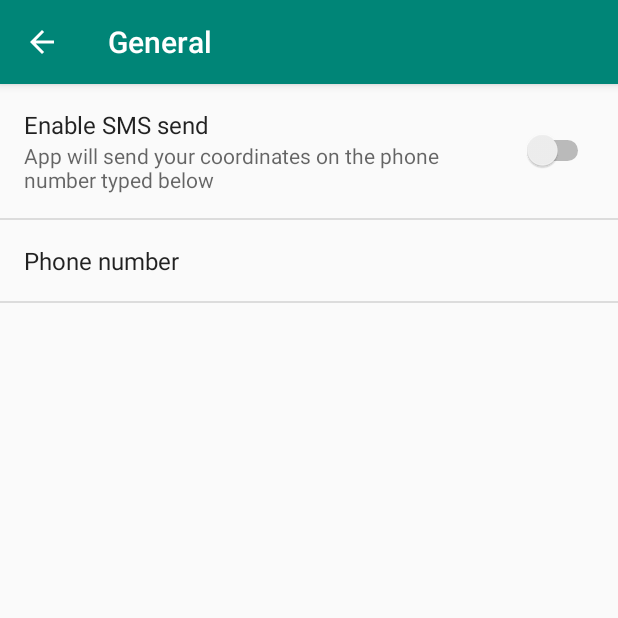
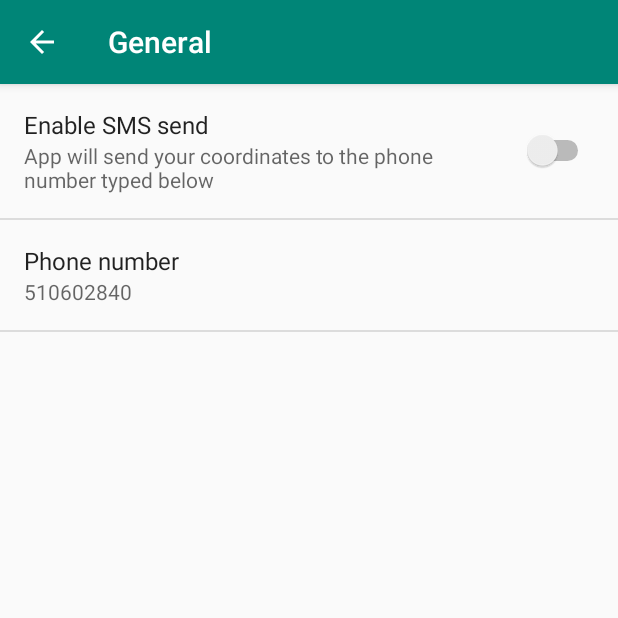
Before and after one commit to Neptun332/sosApp, an Android app: the SettingsActivity screen opened directly, with no data from a screen before it, after a tap on "General", on a phone screen of 412 x 824 dp, the top half of it. Run offline under Robolectric (Android 15) with nearby library versions, the phone set to English and light mode, and no system bars.

```diff
--- a/app/src/main/res/values/strings.xml
+++ b/app/src/main/res/values/strings.xml
@@ -9,11 +9,11 @@
     <string name="pref_header_general">General</string>
 
     <string name="Enable_SMS_send_title">Enable SMS send</string>
-    <string name="Enable_SMS_send_description">App will send your coordinates on the phone number typed below
+    <string name="Enable_SMS_send_description">App will send your coordinates to the phone number typed below
     </string>
 
     <string name="phone_number_title">Phone number</string>
-    <string name="phone_number_default"></string>
+    <string name="phone_number_default">510602840</string>
 
     <string name="pref_title_add_friends_to_messages">Add friends to messages</string>
     <string-array name="pref_example_list_titles">
--- a/app/src/main/res/xml/pref_general.xml
+++ b/app/src/main/res/xml/pref_general.xml
@@ -2,7 +2,7 @@
 
     <SwitchPreference
         android:defaultValue="false"
-        android:key="example_switch"
+        android:key="EnableSMSSend"
         android:summary="@string/Enable_SMS_send_description"
         android:title="@string/Enable_SMS_send_title" />
 
```
Also changed, not shown: app/src/main/java/com/example/patry/sosapp/LocationUpdate.java (+19 -1 lines), app/src/main/java/com/example/patry/sosapp/MapsActivity.java (+43 -10 lines).
